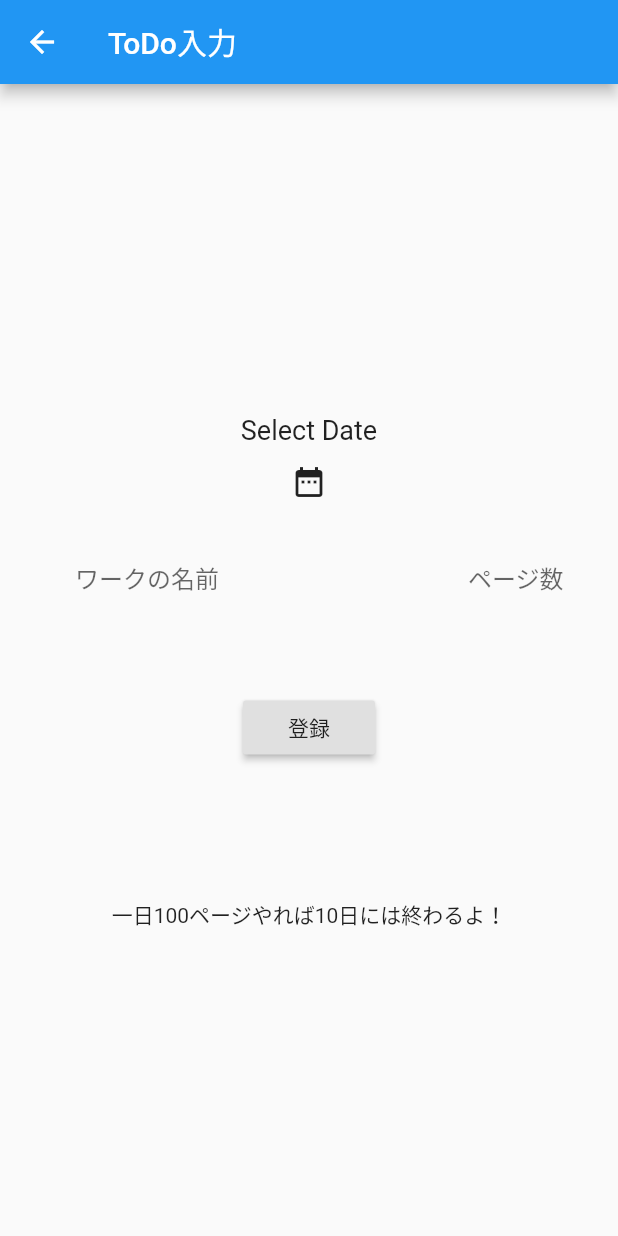
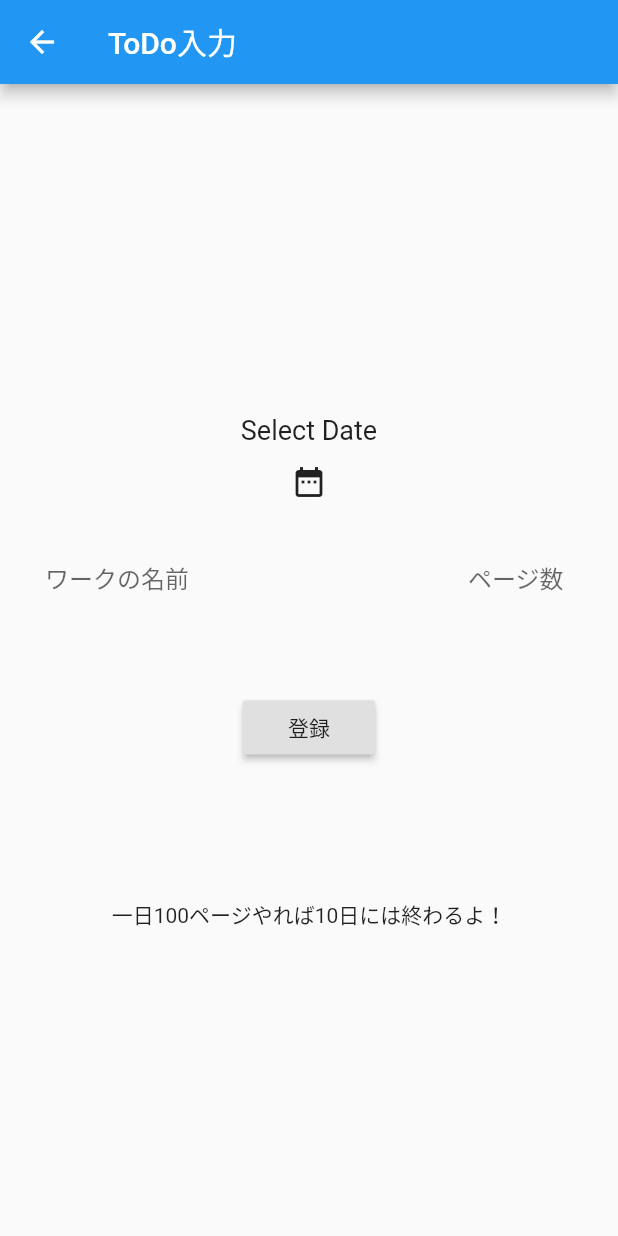
Before and after one commit to renpoto2/benesse1106team2, a Flutter app: the schedule2 screen opened directly, on a phone screen of 412 x 824 dp. Run offline on Flutter 3.47's test engine with Material 2 defaults, Android fonts, the phone set to English and light mode, and no system bars; our stand-ins replace table_calendar.

Commit message:
scheduluUI3

```diff
--- a/lib/pages/schedule_2.dart
+++ b/lib/pages/schedule_2.dart
@@ -84,7 +84,7 @@ class _schedule2 extends State<schedule2> {
               mainAxisAlignment: MainAxisAlignment.spaceBetween,
               children: [
                 Padding(
-                  padding: const EdgeInsets.only(left: 50.0),
+                  padding: const EdgeInsets.only(left: 30.0),
                   child: Container(
                       alignment: Alignment.center,
                       child: Container(
@@ -160,7 +160,9 @@ class _schedule2 extends State<schedule2> {
 
     ),
 
-            Text("一日${_dayPage.ceil()}ページやれば${before1week}日には終わるよ！"),
+            Text("一日${_dayPage.ceil()}ページやれば${before1week}日には終わるよ！",style: TextStyle(
+
+            ),),
           ],
         ),
       ),
```
